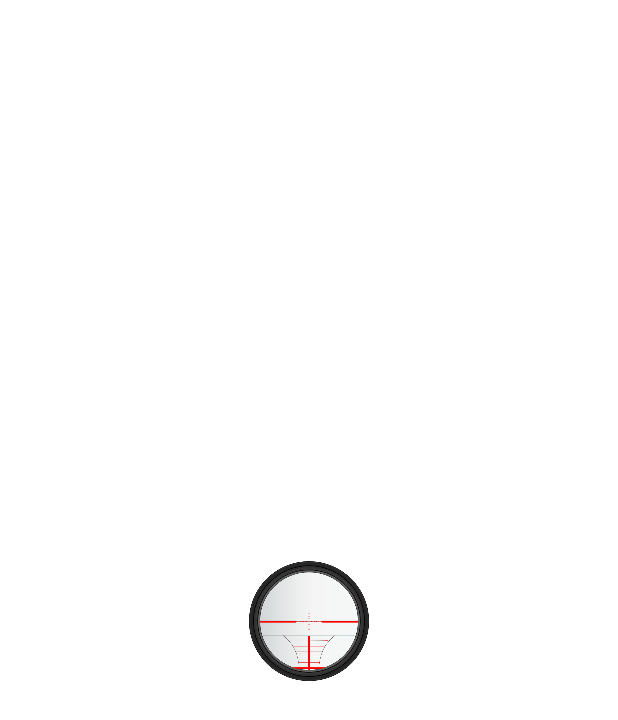
After one commit to chanum/SniperBattle, an Android app: the layout player_layout.xml on its own in the app's theme, with its tools: preview values and no code run, on a phone screen of 412 x 824 dp. The commit adds this screen. Shown: the top 720 px of the screen. Run offline under Robolectric (Android 15) with nearby library versions, the phone set to English and light mode, and no system bars.

Commit message:
Se separa la vista de player a un layout diferente.

```diff
--- /dev/null
+++ b/app/src/main/res/layout/player_layout.xml
@@ -0,0 +1,19 @@
+<?xml version="1.0" encoding="utf-8"?>
+<LinearLayout
+    xmlns:android="http://schemas.android.com/apk/res/android"
+    android:layout_width="match_parent"
+    android:layout_height="match_parent"
+    android:orientation="vertical"
+    android:gravity="center_horizontal|center_vertical"
+    android:layout_marginTop="4sp"
+    android:background="#00000000">
+
+    <ImageView
+        android:id="@+id/imageView_sight"
+        android:layout_width="80dp"
+        android:layout_height="80dp"
+        android:layout_gravity="center"
+        android:src="@mipmap/mira"
+        />
+
+</LinearLayout>
```
Also changed, not shown: app/src/main/res/layout/activity_camera.xml (+4 -19 lines).
